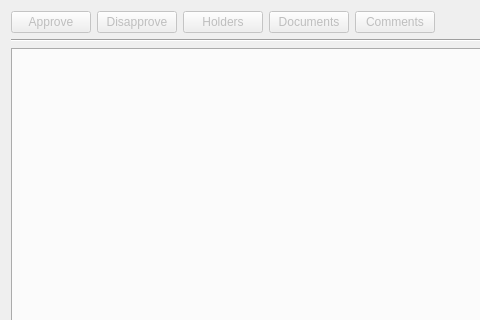
Before: the Qt Designer form ui/flts/workflow_manager/ui_workflow_manager.ui in gltn/stdm, drawn with Qt 5; both pictures show x 0 to 480 and y 0 to 320 of the 1043 by 745 pixel window.
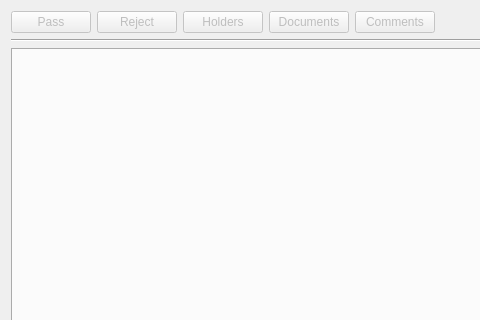
After: the same form once the commit is applied.

Commit message: revised button labels

The edit to the form file:
```diff
--- a/ui/flts/workflow_manager/ui_workflow_manager.ui
+++ b/ui/flts/workflow_manager/ui_workflow_manager.ui
@@ -29,7 +29,7 @@
             <bool>false</bool>
            </property>
            <property name="text">
-            <string>Approve</string>
+            <string>Pass</string>
            </property>
           </widget>
          </item>
@@ -39,7 +39,7 @@
             <bool>false</bool>
            </property>
            <property name="text">
-            <string>Disapprove</string>
+            <string>Reject</string>
            </property>
           </widget>
          </item>
```
The commit also changes 1 other file.
